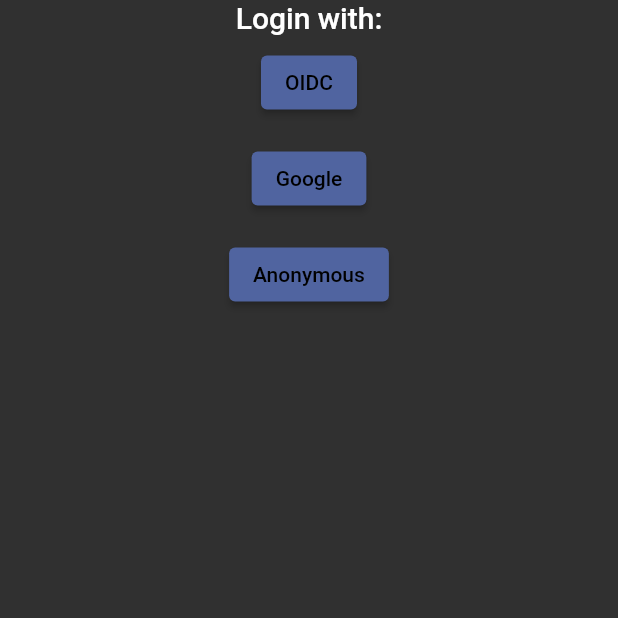
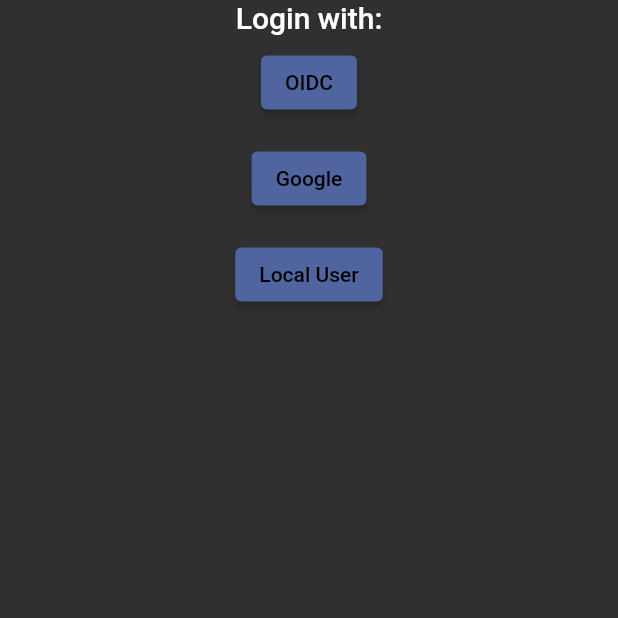
Before and after one commit to INKSec/FlutterMobileApp, a Flutter app: the screen it shows after launch, on a phone screen of 412 x 824 dp, the top half of it. Run offline on Flutter 3.47's test engine with Material 2 defaults, Android fonts, the phone set to English and light mode, and no system bars; our stand-ins replace hexcolor; missing offline and left inert: openid_client.

Commit message:
replaced google authentication keys; added new local user signin option

```diff
--- /dev/null
+++ b/mob_app/lib/auth/providers/local_user_provider.dart
@@ -0,0 +1,16 @@
+import 'package:mob_app/auth/auth_provider.dart';
+import 'package:mob_app/auth/auth_user.dart';
+
+class LocalUserProvider extends AuthProvider {
+  LocalUserProvider();
+
+  @override
+  Future<AuthenticatedUser> login(String name, String password) async {
+    return AuthenticatedUser(name: name, id: name, token: name);
+  }
+
+  @override
+  Future<void> logout(AuthenticatedUser user) async {
+    return;
+  }
+}
--- /dev/null
+++ b/mob_app/lib/views/login/login_local_user.dart
@@ -0,0 +1,53 @@
+import 'package:flutter/material.dart';
+import 'package:mob_app/auth/auth_user.dart';
+import 'package:mob_app/auth/auth_provider.dart';
+import 'package:mob_app/auth/providers/local_user_provider.dart';
+import 'package:mob_app/views/login/login_base.dart';
+
+class LocalUserLoginView extends AbstractLoginView {
+  final GlobalKey<FormFieldState> _loginFormUserKey =
+      GlobalKey<FormFieldState>();
+
+  LocalUserLoginView({Key? key, required Function createNextWidget})
+      : super(
+            key: key,
+            provider: LocalUserProvider(),
+            createNextWidget: createNextWidget);
+
+  @override
+  Widget buildLoginView(BuildContext context) {
+    return Container(
+        padding: const EdgeInsets.only(left: 100, right: 100),
+        child: Form(
+          child: Column(children: [
+            TextFormField(
+              key: _loginFormUserKey,
+              decoration: const InputDecoration(labelText: "Username"),
+            ),
+            Padding(
+              padding: const EdgeInsets.all(30.0),
+              child: ElevatedButton(
+                  onPressed: () {
+                    doLogin(context).then((success) {
+                      if (success) {
+                        routePostLogin(context);
+                      }
+                    });
+                  },
+                  child: const Padding(
+                    padding: EdgeInsets.all(8.0),
+                    child: Text(
+                      "Continue",
+                      style: TextStyle(fontSize: 20),
+                    ),
+                  )),
+            )
+          ]),
+        ));
+  }
+
+  @override
+  Future<AuthenticatedUser> loginProvider(AuthProvider provider) async {
+    return await provider.login(_loginFormUserKey.currentState!.value, "");
+  }
+}
--- a/mob_app/lib/views/login_selector.dart
+++ b/mob_app/lib/views/login_selector.dart
@@ -1,5 +1,5 @@
 import 'package:flutter/material.dart';
-import 'package:mob_app/views/login/login_dummy.dart';
+import 'package:mob_app/views/login/login_local_user.dart';
 import 'package:mob_app/views/login/login_oidc_generic.dart';
 
 class LoginSelectorView extends StatelessWidget {
@@ -59,11 +59,11 @@ class LoginSelectorView extends StatelessWidget {
       'Google': (context) => GenericOpenIDLoginView(
           issuerUri: Uri.parse("https://accounts.google.com"),
           clientId:
-              "688230163700-gcofdmu5l7646m6n93rs91gpefuf6tia.apps.googleusercontent.com",
-          clientSecret: "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",
+              "661233299869-647c4hugbvell2osbksdsc8m8mim1kjr.apps.googleusercontent.com",
+          clientSecret: "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",
           createNextWidget: createNextWidget),
-      'Anonymous': (context) =>
-          DummyLoginView(createNextWidget: createNextWidget),
+      'Local User': (context) =>
+          LocalUserLoginView(createNextWidget: createNextWidget),
     };
   }
 }
```
